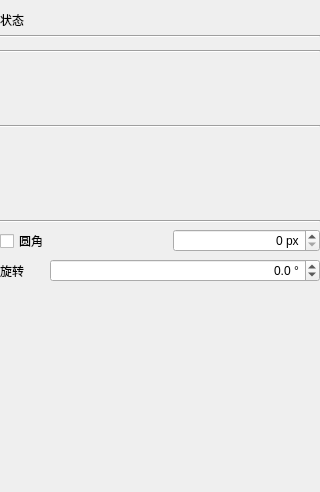
This is plugins/rectplugin/rectpropertyform.ui in lsyeei/dashboard as Qt 5 draws it before an edit. The edited form follows.
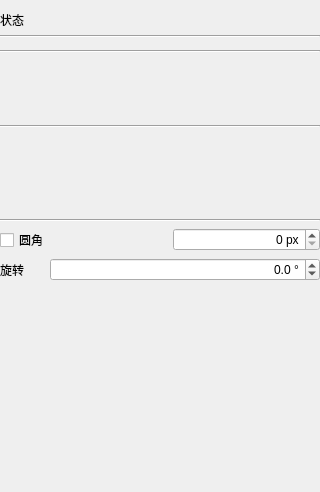
This is the edited form. Custom widgets are drawn as their Qt base class.

```diff
--- a/plugins/rectplugin/rectpropertyform.ui
+++ b/plugins/rectplugin/rectpropertyform.ui
@@ -159,13 +159,13 @@
      <property name="minimumSize">
       <size>
        <width>0</width>
-       <height>80</height>
+       <height>79</height>
       </size>
      </property>
      <property name="maximumSize">
       <size>
        <width>16777215</width>
-       <height>80</height>
+       <height>79</height>
       </size>
      </property>
      <property name="fill" stdset="0">
@@ -324,7 +324,7 @@
      </property>
      <layout class="QVBoxLayout" name="verticalLayout_2">
       <property name="sizeConstraint">
-       <enum>QLayout::SizeConstraint::SetNoConstraint</enum>
+       <enum>QLayout::SizeConstraint::SetMinimumSize</enum>
       </property>
       <property name="leftMargin">
        <number>0</number>
```
